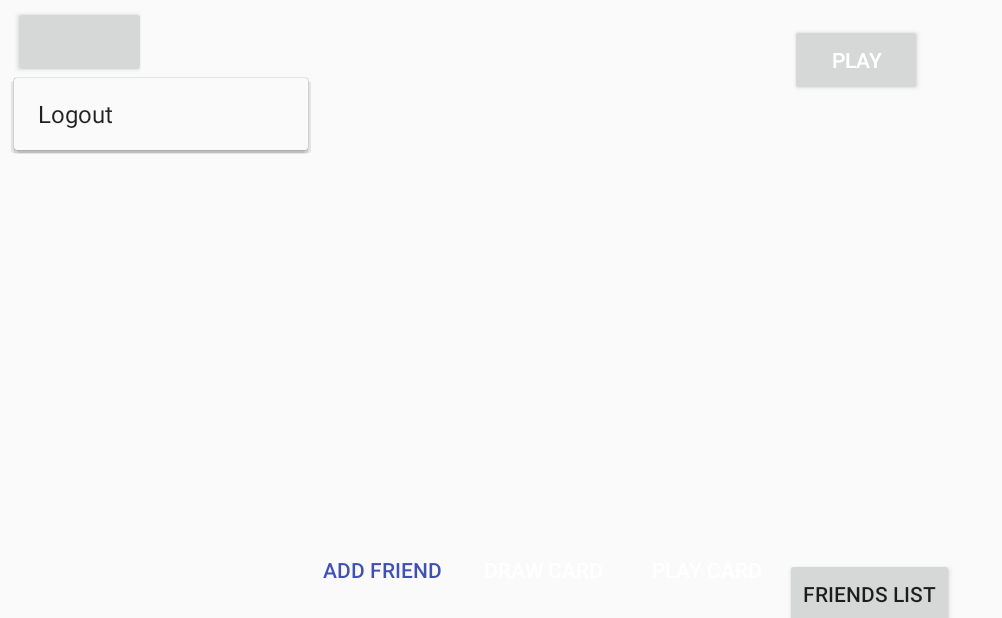
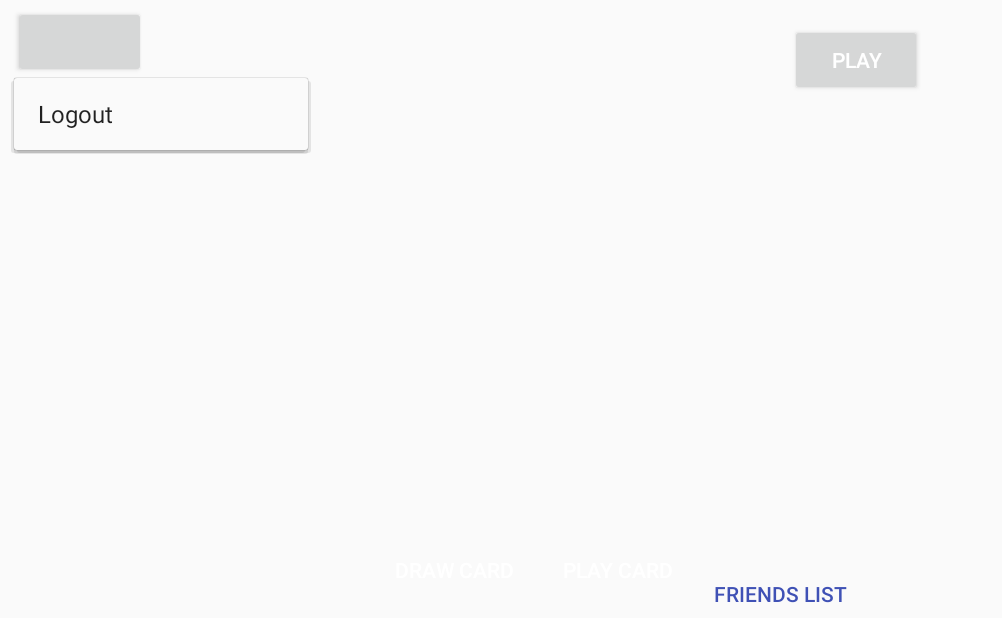
Before and after one commit to baldbuffalo/MonopolyDeal-android-backup, an Android app built with Jetpack Compose: the MainActivity screen opened directly, with no data from a screen before it, after a tap on an icon or button, on a phone screen of 824 x 412 dp (held sideways). Shown: the whole screen, without its empty margins (0-1002 px from the left). Run offline under Robolectric (Android 15) with nearby library versions, the phone set to English and light mode, and no system bars; our stand-ins replace Firebase (no records; nobody signed in at launch, a user with empty details on screens opened directly); 1 statement that could not run was skipped.

Commit message:
I SEE YOU 😂😂😂

```diff
--- a/app/src/main/java/com/example/monopolydeal/FriendsActivity.kt
+++ b/app/src/main/java/com/example/monopolydeal/FriendsActivity.kt
@@ -1,7 +1,5 @@
-// FriendsActivity.kt
 package com.example.monopolydeal
 
-import android.R
 import android.os.Bundle
 import android.widget.ArrayAdapter
 import androidx.appcompat.app.AppCompatActivity
@@ -48,7 +46,7 @@ class FriendsActivity : AppCompatActivity() {
                 // Display friends in the ListView
                 val adapter = ArrayAdapter(
                     this@FriendsActivity,
-                    R.layout.simple_list_item_1,
+                    android.R.layout.simple_list_item_1,
                     friendsList
                 )
                 binding.friendsListView.adapter = adapter
--- a/app/src/main/java/com/example/monopolydeal/MainActivity.kt
+++ b/app/src/main/java/com/example/monopolydeal/MainActivity.kt
@@ -210,6 +210,12 @@ class MainActivity : AppCompatActivity() {
         startActivity(intent)
     }
 
+    private fun showFriendsList() {
+        // Create an Intent to start FriendsActivity
+        val intent = Intent(this, FriendsActivity::class.java)
+        startActivity(intent)
+    }
+
     private fun applyFancyStyles() {
         // Apply custom styles to enhance the UI
         applyButtonStyles(binding.drawCardButton)
--- a/app/src/main/res/layout/activity_main.xml
+++ b/app/src/main/res/layout/activity_main.xml
@@ -19,14 +19,6 @@
         style="?android:attr/buttonBarStyle">
 
         <Button
-            android:id="@+id/addFriendButton"
-            android:layout_width="wrap_content"
-            android:layout_height="wrap_content"
-            android:layout_marginStart="16dp"
-            android:text="@string/add_friend"
-            style="?android:attr/buttonBarButtonStyle" />
-
-        <Button
             android:id="@+id/drawCardButton"
             android:layout_width="wrap_content"
             android:layout_height="wrap_content"
@@ -42,6 +34,7 @@
 
         <Button
             android:id="@+id/friendList"
+            style="?android:attr/buttonBarButtonStyle"
             android:layout_width="wrap_content"
             android:layout_height="wrap_content"
             android:text="@string/friends_list"
```
Also changed, not shown: app/src/main/res/layout/activity_friends.xml (+8 -0 lines).
